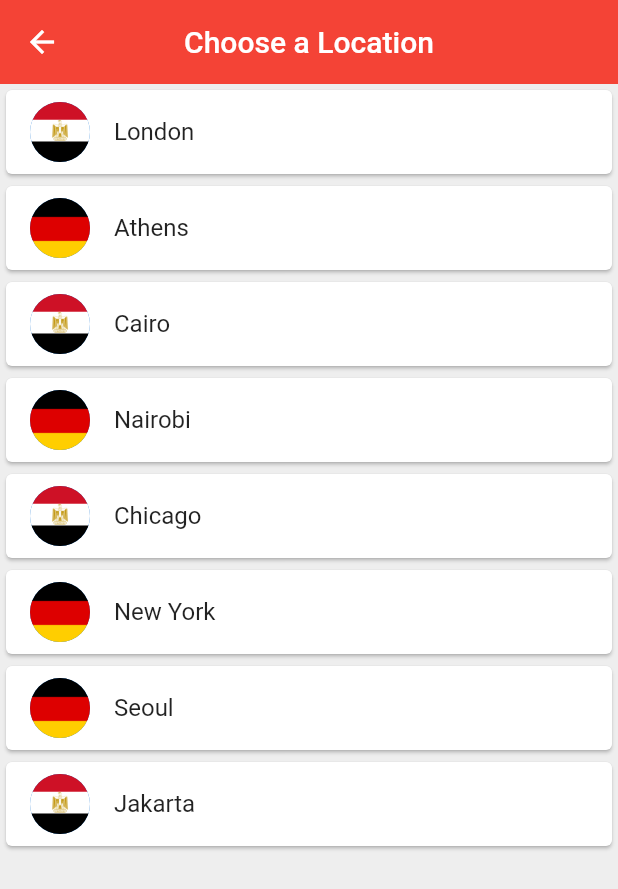
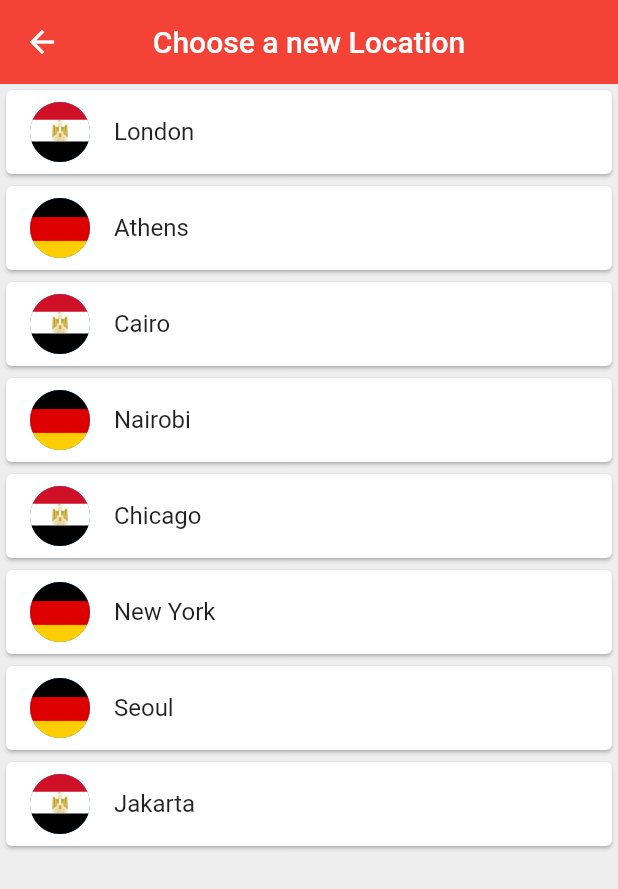
Before and after one commit to tushartripathi/world_clock, a Flutter app: the ChooseLocation screen opened by its route, on a phone screen of 412 x 824 dp. Shown: the top 889 px of the screen. Run offline on Flutter 3.47's test engine with Material 2 defaults, Android fonts, the phone set to English and light mode, and no system bars; our stand-ins replace flutter_spinkit; network calls fail.

Commit message:
new word added

```diff
--- a/lib/Pages/choose_location.dart
+++ b/lib/Pages/choose_location.dart
@@ -46,7 +46,7 @@ class _ChooseLocationState extends State<ChooseLocation> {
       backgroundColor: Colors.grey[200],
       appBar: AppBar(
         backgroundColor: Colors.red,
-        title: Text("Choose a Location"),
+        title: Text("Choose a new Location"),
         centerTitle: true,
         elevation: 0,
       ),
```
